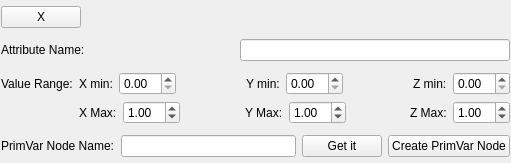
First picture: the form in python/gui/ui/rmanNwidget.ui, repository alijafargholi/prman_rfmPrimVarTool, before the edit.
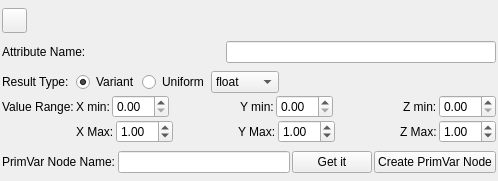
Second picture: the form after the edit.

Patch:
```diff
--- a/python/gui/ui/rmanNwidget.ui
+++ b/python/gui/ui/rmanNwidget.ui
@@ -6,39 +6,42 @@
    <rect>
     <x>0</x>
     <y>0</y>
-    <width>511</width>
-    <height>163</height>
+    <width>498</width>
+    <height>181</height>
    </rect>
   </property>
   <property name="maximumSize">
    <size>
     <width>16777215</width>
-    <height>167</height>
+    <height>195</height>
    </size>
   </property>
   <property name="windowTitle">
    <string>Form</string>
   </property>
   <layout class="QVBoxLayout" name="mainLayout">
+   <property name="spacing">
+    <number>2</number>
+   </property>
    <property name="margin">
-    <number>1</number>
+    <number>2</number>
    </property>
    <item>
     <widget class="QPushButton" name="delete_this">
-     <property name="sizePolicy">
-      <sizepolicy hsizetype="Maximum" vsizetype="Fixed">
-       <horstretch>20</horstretch>
-       <verstretch>20</verstretch>
-      </sizepolicy>
-     </property>
      <property name="minimumSize">
       <size>
-       <width>20</width>
-       <height>20</height>
+       <width>25</width>
+       <height>25</height>
+      </size>
+     </property>
+     <property name="maximumSize">
+      <size>
+       <width>25</width>
+       <height>25</height>
       </size>
      </property>
      <property name="text">
-      <string>X</string>
+      <string/>
      </property>
     </widget>
    </item>
@@ -65,14 +68,7 @@
    </item>
    <item>
     <layout class="QGridLayout" name="gridLayout">
-     <item row="0" column="0">
-      <widget class="QLabel" name="label_2">
-       <property name="text">
-        <string>Value Range:</string>
-       </property>
-      </widget>
-     </item>
-     <item row="0" column="1">
+     <item row="1" column="1">
       <layout class="QHBoxLayout" name="horizontalLayout_3">
        <item>
         <widget class="QLabel" name="label_3">
@@ -144,7 +140,69 @@
        </item>
       </layout>
      </item>
-     <item row="1" column="1">
+     <item row="0" column="0">
+      <widget class="QLabel" name="label_10">
+       <property name="text">
+        <string>Result Type:</string>
+       </property>
+      </widget>
+     </item>
+     <item row="0" column="1">
+      <layout class="QHBoxLayout" name="horizontalLayout_5">
+       <item>
+        <widget class="QRadioButton" name="variation">
+         <property name="text">
+          <string>Variant</string>
+         </property>
+         <property name="checked">
+          <bool>true</bool>
+         </property>
+        </widget>
+       </item>
+       <item>
+        <widget class="QRadioButton" name="uniform">
+         <property name="text">
+          <string>Uniform</string>
+         </property>
+        </widget>
+       </item>
+       <item>
+        <widget class="QComboBox" name="type">
+         <item>
+          <property name="text">
+           <string>float</string>
+          </property>
+         </item>
+         <item>
+          <property name="text">
+           <string>integer</string>
+          </property>
+         </item>
+        </widget>
+       </item>
+       <item>
+        <spacer name="horizontalSpacer_5">
+         <property name="orientation">
+          <enum>Qt::Horizontal</enum>
+         </property>
+         <property name="sizeHint" stdset="0">
+          <size>
+           <width>40</width>
+           <height>20</height>
+          </size>
+         </property>
+        </spacer>
+       </item>
+      </layout>
+     </item>
+     <item row="1" column="0">
+      <widget class="QLabel" name="label_2">
+       <property name="text">
+        <string>Value Range:</string>
+       </property>
+      </widget>
+     </item>
+     <item row="2" column="1">
       <layout class="QHBoxLayout" name="horizontalLayout_4">
        <item>
         <widget class="QLabel" name="label_4">
```
